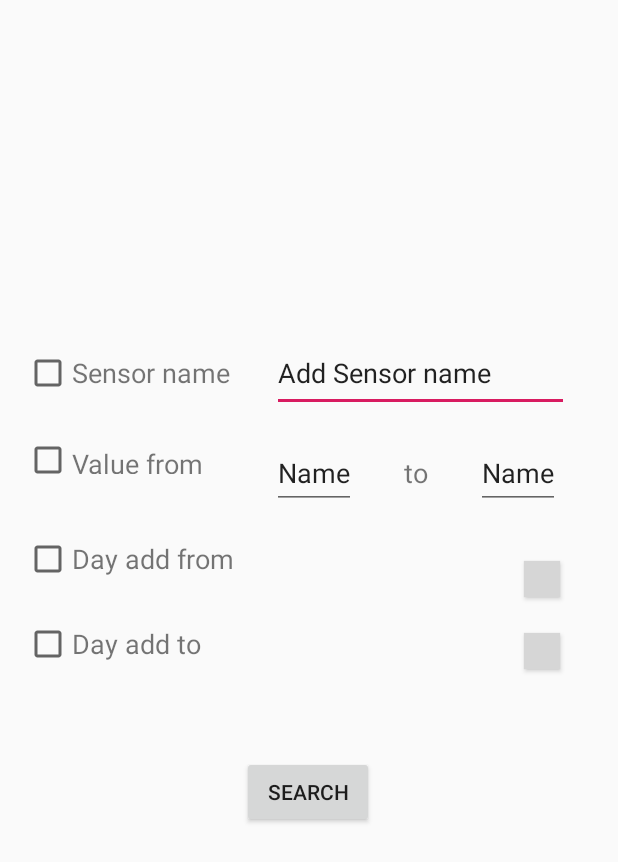
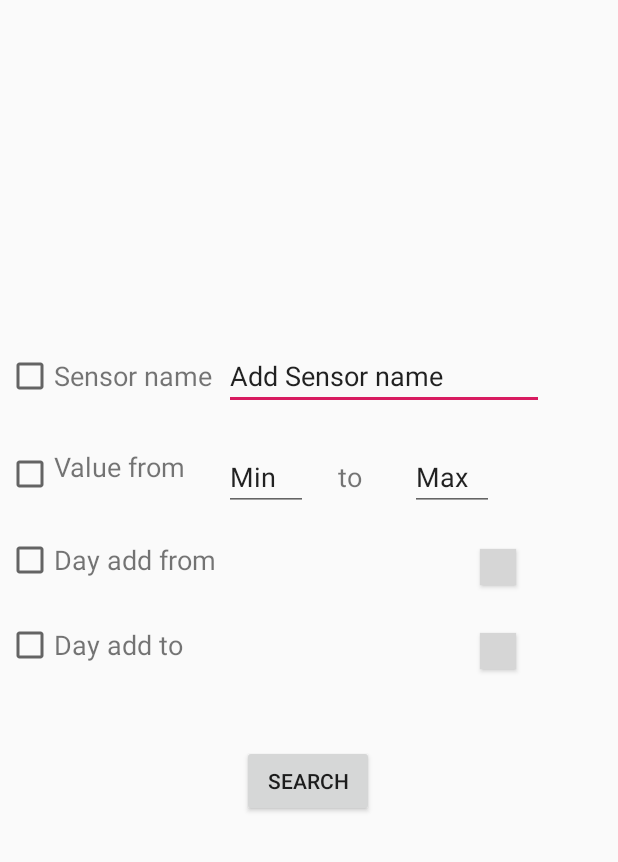
Before and after one commit to trinhphamtrunghieu/MyApplication2, an Android app: the layout search_sensor.xml on its own in the app's theme, with its tools: preview values and no code run, on a phone screen of 412 x 824 dp. Shown: the top 862 px of the screen. Run offline under Robolectric (Android 15) with nearby library versions, the phone set to English and light mode, and no system bars; grey boxes are pictures that could not be loaded.

Commit message:
finish filter change layout

```diff
--- a/app/src/main/java/com/example/myapplication/searchSensorFragment.java
+++ b/app/src/main/java/com/example/myapplication/searchSensorFragment.java
@@ -3,7 +3,6 @@ package com.example.myapplication;
 import android.app.DatePickerDialog;
 import android.app.Dialog;
 import android.content.Context;
-import android.content.DialogInterface;
 import android.os.Bundle;
 import android.util.Log;
 import android.view.LayoutInflater;
@@ -115,6 +114,7 @@ public class searchSensorFragment extends Fragment {
                 if (isChecked) {
                     Log.d("Button checked listener","name checked");
                     name.setEnabled(true);
+                    name.setText("");
                     findName = true;
                 } else {
                     Log.d("Button checked listener","name unchecked");
@@ -127,9 +127,11 @@ public class searchSensorFragment extends Fragment {
             @Override
             public void onCheckedChanged(CompoundButton buttonView, boolean isChecked) {
                 if (isChecked) {
-                    Log.d("Button checked listener","value checked");
+                    Log.d("Button checked listener" ,"value checked");
                     valMax.setEnabled(true);
                     valMin.setEnabled(true);
+                    valMax.setText("");
+                    valMin.setText("");
                     findValue = true;
                 } else {
                     Log.d("Button checked listener","value unchecked");
@@ -285,13 +287,9 @@ public class searchSensorFragment extends Fragment {
         addToGrid(sensorsResult);
         onShowing = true;
         dialog.show();
+        dialog.setCancelable(true);
         dialog.setCanceledOnTouchOutside(true);
-        dialog.setOnCancelListener(new DialogInterface.OnCancelListener() {
-            @Override
-            public void onCancel(DialogInterface dialog) {
-                onShowing = false;
-            }
-        });
+        dialog.setOnCancelListener(dialog -> onShowing = false);
     }
 
     private void addToGrid(ArrayList<SensorInfo> sensorResult) {
--- a/app/src/main/res/layout/search_result.xml
+++ b/app/src/main/res/layout/search_result.xml
@@ -1,10 +1,8 @@
 <?xml version="1.0" encoding="utf-8"?>
-<androidx.constraintlayout.widget.ConstraintLayout
-    xmlns:android="http://schemas.android.com/apk/res/android"
+<androidx.constraintlayout.widget.ConstraintLayout xmlns:android="http://schemas.android.com/apk/res/android"
     xmlns:app="http://schemas.android.com/apk/res-auto"
-    xmlns:tools="http://schemas.android.com/tools"
-    android:layout_width="match_parent"
-    android:layout_height="match_parent">
+    android:layout_width="wrap_content"
+    android:layout_height="wrap_content">
 
     <GridView
         android:id="@+id/search_result_grid"
--- a/app/src/main/res/layout/search_sensor.xml
+++ b/app/src/main/res/layout/search_sensor.xml
@@ -34,18 +34,19 @@
         android:id="@+id/textView7"
         android:layout_width="wrap_content"
         android:layout_height="wrap_content"
-        android:layout_marginStart="48dp"
-        android:layout_marginTop="236dp"
+        android:layout_marginStart="36dp"
         android:text="@string/sensor_name"
         android:textSize="18sp"
+        app:layout_constraintBottom_toBottomOf="parent"
         app:layout_constraintStart_toStartOf="parent"
-        app:layout_constraintTop_toTopOf="parent" />
+        app:layout_constraintTop_toTopOf="parent"
+        app:layout_constraintVertical_bias="0.298" />
 
     <EditText
         android:id="@+id/nameToSearch"
-        android:layout_width="198dp"
-        android:layout_height="52dp"
-        android:layout_marginStart="28dp"
+        android:layout_width="wrap_content"
+        android:layout_height="wrap_content"
+        android:layout_marginStart="8dp"
         android:ems="10"
         android:inputType="textPersonName"
         android:text="Add Sensor name"
@@ -54,9 +55,9 @@
 
     <TextView
         android:id="@+id/textView9"
-        android:layout_width="88dp"
-        android:layout_height="19dp"
-        android:layout_marginStart="48dp"
+        android:layout_width="91dp"
+        android:layout_height="34dp"
+        android:layout_marginStart="36dp"
         android:layout_marginTop="36dp"
         android:text="Value from "
         android:textSize="18sp"
@@ -66,10 +67,10 @@
     <EditText
         android:id="@+id/valueFrom"
         android:layout_width="56dp"
-        android:layout_height="48dp"
+        android:layout_height="45dp"
         android:ems="10"
-        android:inputType="textPersonName"
-        android:text="Name"
+        android:inputType="numberDecimal"
+        android:text="Min"
         app:layout_constraintBaseline_toBaselineOf="@+id/textView11"
         app:layout_constraintStart_toStartOf="@+id/nameToSearch" />
 
@@ -77,8 +78,8 @@
         android:id="@+id/textView11"
         android:layout_width="wrap_content"
         android:layout_height="wrap_content"
-        android:layout_marginStart="32dp"
-        android:layout_marginTop="28dp"
+        android:layout_marginStart="20dp"
+        android:layout_marginTop="32dp"
         android:text="to"
         android:textSize="18sp"
         app:layout_constraintStart_toEndOf="@+id/valueFrom"
@@ -87,11 +88,11 @@
     <EditText
         android:id="@+id/valueTo"
         android:layout_width="56dp"
-        android:layout_height="48dp"
+        android:layout_height="45dp"
         android:layout_marginStart="32dp"
         android:ems="10"
-        android:inputType="textPersonName"
-        android:text="Name"
+        android:inputType="numberDecimal"
+        android:text="Max"
         app:layout_constraintStart_toEndOf="@+id/textView11"
         app:layout_constraintTop_toTopOf="@+id/valueFrom" />
 
@@ -99,7 +100,7 @@
         android:id="@+id/textView12"
         android:layout_width="wrap_content"
         android:layout_height="wrap_content"
-        android:layout_marginTop="44dp"
+        android:layout_marginTop="28dp"
         android:text="Day add from"
         android:textSize="18sp"
         app:layout_constraintStart_toStartOf="@+id/textView9"
@@ -113,16 +114,16 @@
         android:background="@drawable/calendar"
         app:layout_constraintBottom_toBottomOf="@+id/dayFrom"
         app:layout_constraintEnd_toEndOf="@+id/valueTo"
-        app:layout_constraintHorizontal_bias="1.0"
+        app:layout_constraintHorizontal_bias="0.0"
         app:layout_constraintStart_toEndOf="@+id/dayFrom"
         app:layout_constraintTop_toTopOf="@+id/dayFrom"
-        app:layout_constraintVertical_bias="0.555" />
+        app:layout_constraintVertical_bias="0.09" />
 
     <TextView
         android:id="@+id/dayFrom"
-        android:layout_width="146dp"
-        android:layout_height="42dp"
-        android:layout_marginStart="24dp"
+        android:layout_width="148dp"
+        android:layout_height="35dp"
+        android:layout_marginStart="4dp"
         android:ems="10"
         android:inputType="date"
         app:layout_constraintBaseline_toBaselineOf="@+id/textView12"
@@ -140,13 +141,13 @@
 
     <TextView
         android:id="@+id/dayTo"
-        android:layout_width="145dp"
-        android:layout_height="43dp"
+        android:layout_width="148dp"
+        android:layout_height="35dp"
         android:ems="10"
         android:inputType="date"
         app:layout_constraintBaseline_toBaselineOf="@+id/textView13"
         app:layout_constraintEnd_toEndOf="@+id/dayFrom"
-        app:layout_constraintHorizontal_bias="1.0"
+        app:layout_constraintHorizontal_bias="0.0"
         app:layout_constraintStart_toStartOf="@+id/dayFrom" />
 
     <Button
```
Also changed, not shown: 8 other files.
